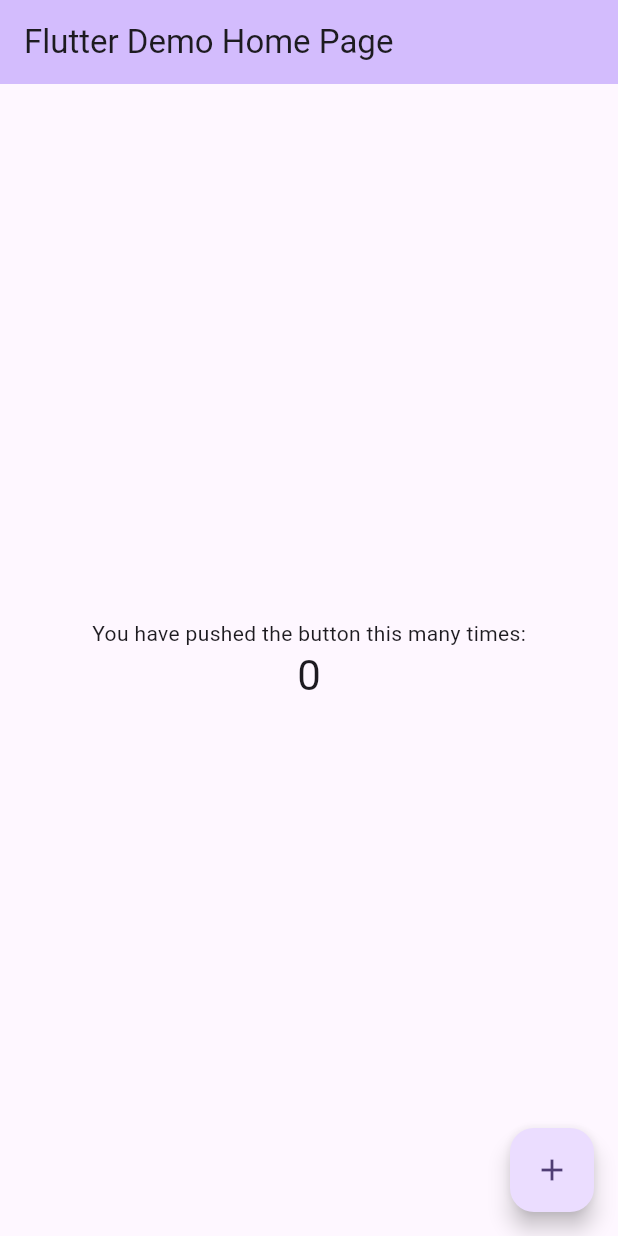
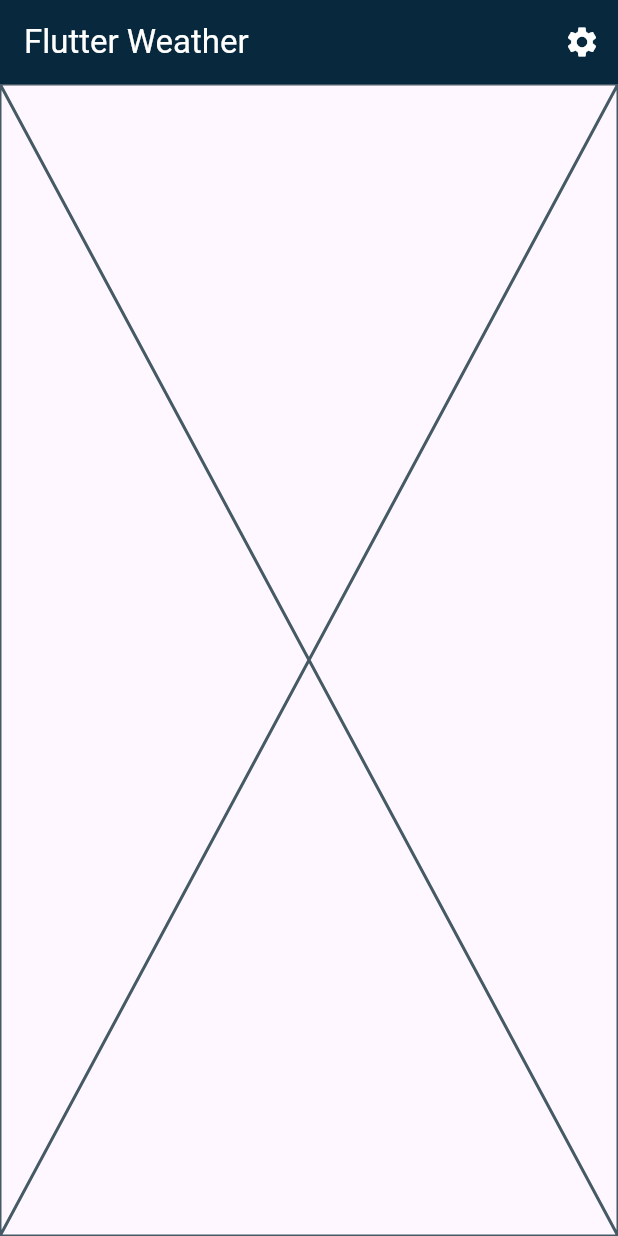
Before and after one commit to paulosabaini/flutter_weather, a Flutter app: the screen it shows after launch, on a phone screen of 412 x 824 dp. Run offline on Flutter 3.47's test engine with Material 2 defaults, Android fonts, the phone set to English and light mode, and no system bars; our stand-ins replace bloc, equatable, flutter_bloc, hydrated_bloc.

Commit message:
weather screen scaffold

```diff
--- /dev/null
+++ b/lib/app.dart
@@ -0,0 +1,38 @@
+import 'package:flutter/material.dart';
+import 'package:flutter_bloc/flutter_bloc.dart';
+import 'package:flutter_weather/weather/view/weather_page.dart';
+import 'package:weather_repository/weather_repository.dart';
+
+class WeatherApp extends StatelessWidget {
+  const WeatherApp({required WeatherRepository weatherRepository, super.key})
+      : _weatherRepository = weatherRepository;
+
+  final WeatherRepository _weatherRepository;
+
+  @override
+  Widget build(BuildContext context) {
+    return RepositoryProvider.value(
+      value: _weatherRepository,
+      child: const WeatherAppView(),
+    );
+  }
+}
+
+class WeatherAppView extends StatelessWidget {
+  const WeatherAppView({super.key});
+
+  @override
+  Widget build(BuildContext context) {
+    return MaterialApp(
+      theme: ThemeData(
+        primaryColor: const Color.fromARGB(255, 7, 40, 61),
+        appBarTheme: const AppBarTheme(
+          color: Color.fromARGB(255, 7, 40, 61),
+          foregroundColor: Colors.white,
+        ),
+        useMaterial3: true,
+      ),
+      home: const WeatherPage(),
+    );
+  }
+}
--- a/lib/main.dart
+++ b/lib/main.dart
@@ -1,125 +1,18 @@
+import 'package:flutter/foundation.dart';
 import 'package:flutter/material.dart';
+import 'package:flutter_weather/app.dart';
+import 'package:flutter_weather/weather_bloc_observer.dart';
+import 'package:hydrated_bloc/hydrated_bloc.dart';
+import 'package:path_provider/path_provider.dart';
+import 'package:weather_repository/weather_repository.dart';
 
-void main() {
-  runApp(const MyApp());
+void main() async {
+  WidgetsFlutterBinding.ensureInitialized();
+  Bloc.observer = const WeatherBlocObserver();
+  HydratedBloc.storage = await HydratedStorage.build(
+    storageDirectory: kIsWeb
+        ? HydratedStorage.webStorageDirectory
+        : await getTemporaryDirectory(),
+  );
+  runApp(WeatherApp(weatherRepository: WeatherRepository()));
 }
-
-class MyApp extends StatelessWidget {
-  const MyApp({super.key});
-
-  // This widget is the root of your application.
-  @override
-  Widget build(BuildContext context) {
-    return MaterialApp(
-      title: 'Flutter Demo',
-      theme: ThemeData(
-        // This is the theme of your application.
-        //
-        // TRY THIS: Try running your application with "flutter run". You'll see
-        // the application has a blue toolbar. Then, without quitting the app,
-        // try changing the seedColor in the colorScheme below to Colors.green
-        // and then invoke "hot reload" (save your changes or press the "hot
-        // reload" button in a Flutter-supported IDE, or press "r" if you used
-        // the command line to start the app).
-        //
-        // Notice that the counter didn't reset back to zero; the application
-        // state is not lost during the reload. To reset the state, use hot
-        // restart instead.
-        //
-        // This works for code too, not just values: Most code changes can be
-        // tested with just a hot reload.
-        colorScheme: ColorScheme.fromSeed(seedColor: Colors.deepPurple),
-        useMaterial3: true,
-      ),
-      home: const MyHomePage(title: 'Flutter Demo Home Page'),
-    );
-  }
-}
-
-class MyHomePage extends StatefulWidget {
-  const MyHomePage({super.key, required this.title});
-
-  // This widget is the home page of your application. It is stateful, meaning
-  // that it has a State object (defined below) that contains fields that affect
-  // how it looks.
-
-  // This class is the configuration for the state. It holds the values (in this
-  // case the title) provided by the parent (in this case the App widget) and
-  // used by the build method of the State. Fields in a Widget subclass are
-  // always marked "final".
-
-  final String title;
-
-  @override
-  State<MyHomePage> createState() => _MyHomePageState();
-}
-
-class _MyHomePageState extends State<MyHomePage> {
-  int _counter = 0;
-
-  void _incrementCounter() {
-    setState(() {
-      // This call to setState tells the Flutter framework that something has
-      // changed in this State, which causes it to rerun the build method below
-      // so that the display can reflect the updated values. If we changed
-      // _counter without calling setState(), then the build method would not be
-      // called again, and so nothing would appear to happen.
-      _counter++;
-    });
-  }
-
-  @override
-  Widget build(BuildContext context) {
-    // This method is rerun every time setState is called, for instance as done
-    // by the _incrementCounter method above.
-    //
-    // The Flutter framework has been optimized to make rerunning build methods
-    // fast, so that you can just rebuild anything that needs updating rather
-    // than having to individually change instances of widgets.
-    return Scaffold(
-      appBar: AppBar(
-        // TRY THIS: Try changing the color here to a specific color (to
-        // Colors.amber, perhaps?) and trigger a hot reload to see the AppBar
-        // change color while the other colors stay the same.
-        backgroundColor: Theme.of(context).colorScheme.inversePrimary,
-        // Here we take the value from the MyHomePage object that was created by
-        // the App.build method, and use it to set our appbar title.
-        title: Text(widget.title),
-      ),
-      body: Center(
-        // Center is a layout widget. It takes a single child and positions it
-        // in the middle of the parent.
-        child: Column(
-          // Column is also a layout widget. It takes a list of children and
-          // arranges them vertically. By default, it sizes itself to fit its
-          // children horizontally, and tries to be as tall as its parent.
-          //
-          // Column has various properties to control how it sizes itself and
-          // how it positions its children. Here we use mainAxisAlignment to
-          // center the children vertically; the main axis here is the vertical
-          // axis because Columns are vertical (the cross axis would be
-          // horizontal).
-          //
-          // TRY THIS: Invoke "debug painting" (choose the "Toggle Debug Paint"
-          // action in the IDE, or press "p" in the console), to see the
-          // wireframe for each widget.
-          mainAxisAlignment: MainAxisAlignment.center,
-          children: <Widget>[
-            const Text(
-              'You have pushed the button this many times:',
-            ),
-            Text(
-              '$_counter',
-              style: Theme.of(context).textTheme.headlineMedium,
-            ),
-          ],
-        ),
-      ),
-      floatingActionButton: FloatingActionButton(
-        onPressed: _incrementCounter,
-        tooltip: 'Increment',
-        child: const Icon(Icons.add),
-      ), // This trailing comma makes auto-formatting nicer for build methods.
-    );
-  }
-}
--- /dev/null
+++ b/lib/weather/view/weather_page.dart
@@ -0,0 +1,46 @@
+import 'package:flutter/material.dart';
+import 'package:flutter/widgets.dart';
+import 'package:flutter_bloc/flutter_bloc.dart';
+import 'package:flutter_weather/weather/cubit/weather_cubit.dart';
+import 'package:weather_repository/weather_repository.dart';
+
+class WeatherPage extends StatelessWidget {
+  const WeatherPage({super.key});
+
+  @override
+  Widget build(BuildContext context) {
+    return BlocProvider(
+      create: (context) => WeatherCubit(context.read<WeatherRepository>()),
+      child: const WeatherView(),
+    );
+  }
+}
+
+class WeatherView extends StatefulWidget {
+  const WeatherView({super.key});
+
+  @override
+  State<WeatherView> createState() => _WeatherViewState();
+}
+
+class _WeatherViewState extends State<WeatherView> {
+  @override
+  Widget build(BuildContext context) {
+    return Scaffold(
+      appBar: AppBar(
+        title: const Text('Flutter Weather'),
+        actions: [
+          IconButton(onPressed: () {}, icon: const Icon(Icons.settings))
+        ],
+      ),
+      body: Center(
+        child: BlocConsumer<WeatherCubit, WeatherState>(
+          listener: (context, state) {},
+          builder: (context, state) {
+            return const Placeholder();
+          },
+        ),
+      ),
+    );
+  }
+}
```
Also changed, not shown: lib/weather_bloc_observer.dart (added, +34 -0 lines).
